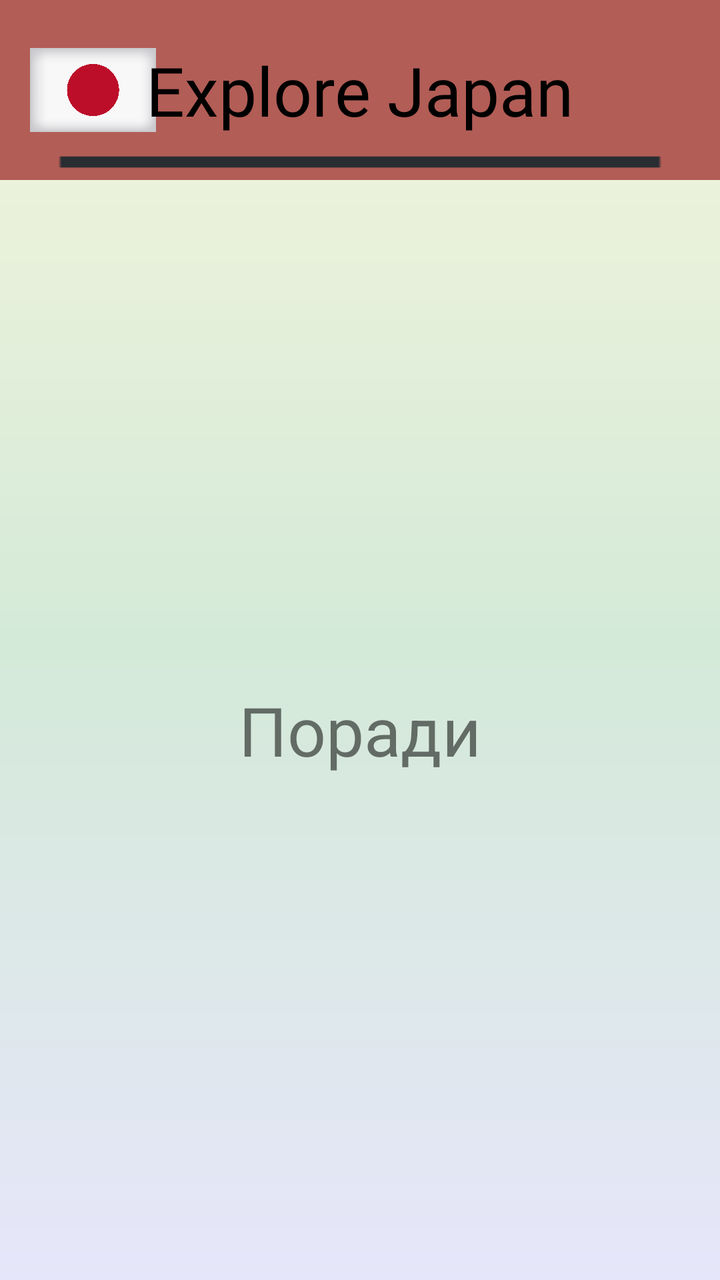
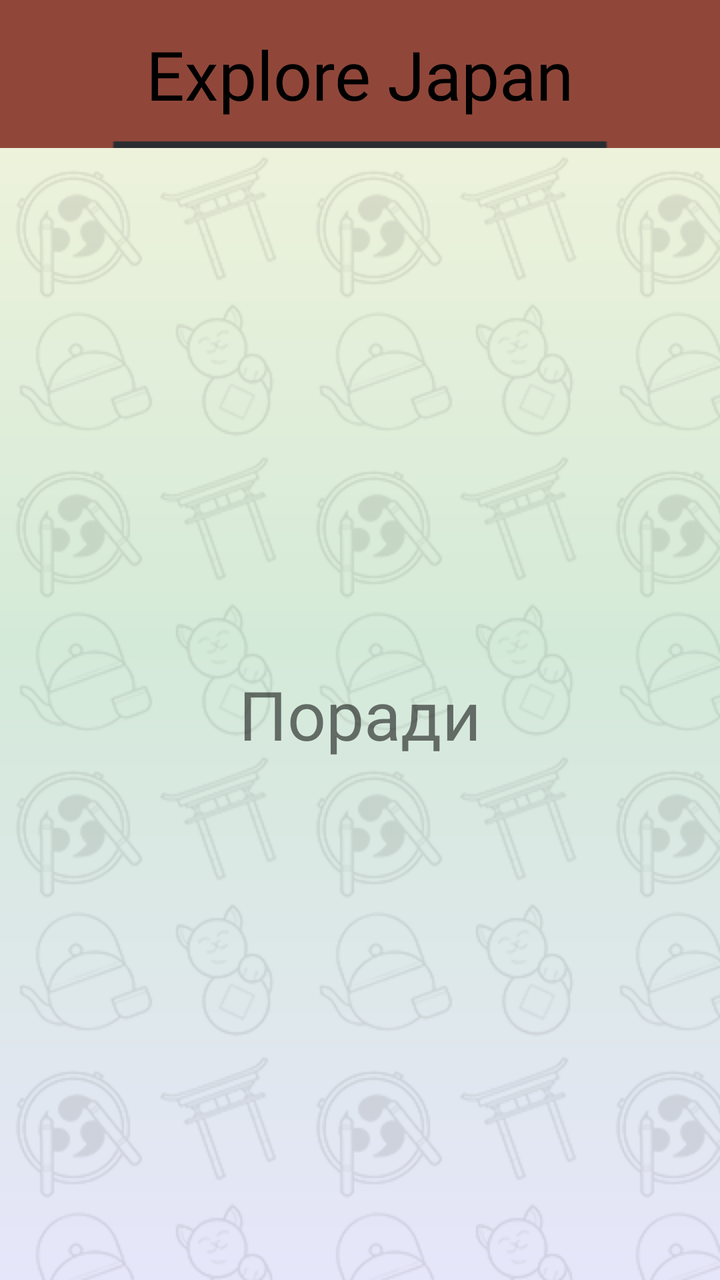

An Android layout rendered at two revisions. The XML below is the earlier revision; the diff shows what the commit changed to produce the second picture.
<!-- AndroidManifest.xml: application theme Theme.ExploreJapanApp -->
<!-- res/layout/fragment__tips.xml -->
<?xml version="1.0" encoding="utf-8"?>
<androidx.constraintlayout.widget.ConstraintLayout xmlns:android="http://schemas.android.com/apk/res/android"
    xmlns:app="http://schemas.android.com/apk/res-auto"
    xmlns:tools="http://schemas.android.com/tools"
    android:layout_width="match_parent"
    android:layout_height="match_parent"
    android:background="@drawable/gradient_background"
    android:orientation="vertical">

    

    <androidx.constraintlayout.widget.ConstraintLayout
        android:id="@+id/header"
        android:layout_width="match_parent"
        android:layout_height="90dp"
        android:background="@color/lightred"
        app:layout_constraintTop_toTopOf="parent"
        tools:layout_editor_absoluteX="0dp">

        <ImageView
            android:id="@+id/top_line"
            android:layout_width="200dp"
            android:layout_height="wrap_content"
            android:layout_marginTop="72dp"
            android:scaleX="5"
            android:scaleY="1"
            android:src="@drawable/horizontal_line"
            app:layout_constraintBottom_toBottomOf="parent"
            app:layout_constraintEnd_toEndOf="parent"
            app:layout_constraintStart_toStartOf="parent"
            app:layout_constraintTop_toTopOf="parent" />

        <ImageView
            android:id="@+id/flag_japan"
            android:layout_width="63dp"
            android:layout_height="42dp"
            android:layout_marginStart="15dp"
            android:contentDescription="@string/hint_flag"
            android:src="@drawable/japanflag"
            app:layout_constraintBottom_toBottomOf="parent"
            app:layout_constraintStart_toStartOf="parent"
            app:layout_constraintTop_toTopOf="parent" />

        <TextView
            android:id="@+id/Title"
            android:layout_width="wrap_content"
            android:layout_height="wrap_content"
            android:fontFamily="@font/fjord_one"
            android:gravity="center_vertical"
            android:text="@string/app_name"
            android:textColor="@color/black"
            android:textSize="34sp"
            app:layout_constraintBottom_toBottomOf="parent"
            app:layout_constraintEnd_toEndOf="parent"
            app:layout_constraintStart_toStartOf="parent"
            app:layout_constraintTop_toTopOf="parent" />

    </androidx.constraintlayout.widget.ConstraintLayout>

    <TextView
        android:id="@+id/textView"
        android:layout_width="wrap_content"
        android:layout_height="wrap_content"
        android:text="@string/tips"
        android:textSize="34sp"
        app:layout_constraintBottom_toBottomOf="parent"
        app:layout_constraintEnd_toEndOf="parent"
        app:layout_constraintStart_toStartOf="parent"
        app:layout_constraintTop_toBottomOf="@+id/header" />

</androidx.constraintlayout.widget.ConstraintLayout>
<!-- resources referenced by this layout -->
<resources>
  <color name="black">#FF000000</color>
  <color name="lightred">#B25D56</color>
  <!-- drawable gradient_background (drawable) -->
  <?xml version="1.0" encoding="utf-8"?>
  <shape xmlns:android="http://schemas.android.com/apk/res/android">
      <gradient
          android:startColor="@color/cream_washi"
      android:centerColor="@color/pastel_green_tea"
      android:endColor="@color/lavender"
      android:angle="145" />
  </shape>
  <!-- drawable horizontal_line: png bitmap (drawable, 2576 bytes) -->
  <!-- drawable japanflag: png bitmap (drawable, 423230 bytes) -->
  <string name="app_name">Explore Japan</string>
  <string name="hint_flag">flag_photo</string>
  <string name="tips">Поради</string>
  <style name="Theme.ExploreJapanApp" parent="Theme.MaterialComponents.Light.NoActionBar">
          <item name="colorPrimary">@color/black</item>
          <item name="colorSecondary">@color/black</item>
          <item name="colorOnPrimary">@android:color/white</item>
          <item name="colorOnSecondary">@android:color/white</item>
          <item name="android:statusBarColor">@color/black</item>
      </style>
  <color name="cream_washi">#F5F5DC</color>
  <color name="pastel_green_tea">#D4EAD8</color>
  <color name="lavender">#E6E6FA</color>
</resources>

<!-- the commit's change to res/layout/fragment__tips.xml (unified diff, before → after) -->
@@ -8,12 +8,11 @@
     android:orientation="vertical">
 
     
-
     <androidx.constraintlayout.widget.ConstraintLayout
         android:id="@+id/header"
         android:layout_width="match_parent"
-        android:layout_height="90dp"
-        android:background="@color/lightred"
+        android:layout_height="74dp"
+        android:background="@color/grad3"
         app:layout_constraintTop_toTopOf="parent"
         tools:layout_editor_absoluteX="0dp">
 
@@ -27,17 +26,6 @@
             android:src="@drawable/horizontal_line"
             app:layout_constraintBottom_toBottomOf="parent"
             app:layout_constraintEnd_toEndOf="parent"
-            app:layout_constraintStart_toStartOf="parent"
-            app:layout_constraintTop_toTopOf="parent" />
-
-        <ImageView
-            android:id="@+id/flag_japan"
-            android:layout_width="63dp"
-            android:layout_height="42dp"
-            android:layout_marginStart="15dp"
-            android:contentDescription="@string/hint_flag"
-            android:src="@drawable/japanflag"
-            app:layout_constraintBottom_toBottomOf="parent"
             app:layout_constraintStart_toStartOf="parent"
             app:layout_constraintTop_toTopOf="parent" />
 
<!-- resource entries referenced after the edit -->
@@ -1,20 +1,30 @@
 <!-- resources referenced by this layout -->
 <resources>
   <color name="black">#FF000000</color>
-  <color name="lightred">#B25D56</color>
+  <color name="grad3">#90473A</color>
   <!-- drawable gradient_background (drawable) -->
   <?xml version="1.0" encoding="utf-8"?>
-  <shape xmlns:android="http://schemas.android.com/apk/res/android">
-      <gradient
-          android:startColor="@color/cream_washi"
-      android:centerColor="@color/pastel_green_tea"
-      android:endColor="@color/lavender"
-      android:angle="145" />
-  </shape>
+  <layer-list xmlns:android="http://schemas.android.com/apk/res/android">
+      
+      <item>
+          <shape>
+              <gradient
+                  android:startColor="@color/cream_washi"
+                  android:centerColor="@color/pastel_green_tea"
+                  android:endColor="@color/lavender"
+                  android:angle="145" />
+          </shape>
+      </item>
+      
+      <item>
+          <bitmap
+              android:src="@drawable/icons"
+              android:tileMode="repeat"
+              android:alpha="0.1" />
+      </item>
+  </layer-list>
   <!-- drawable horizontal_line: png bitmap (drawable, 2576 bytes) -->
-  <!-- drawable japanflag: png bitmap (drawable, 423230 bytes) -->
   <string name="app_name">Explore Japan</string>
-  <string name="hint_flag">flag_photo</string>
   <string name="tips">Поради</string>
   <style name="Theme.ExploreJapanApp" parent="Theme.MaterialComponents.Light.NoActionBar">
           <item name="colorPrimary">@color/black</item>
@@ -26,5 +36,6 @@
   <color name="cream_washi">#F5F5DC</color>
   <color name="pastel_green_tea">#D4EAD8</color>
   <color name="lavender">#E6E6FA</color>
+  <!-- drawable icons: png bitmap (drawable, 9928 bytes) -->
 </resources>
 
